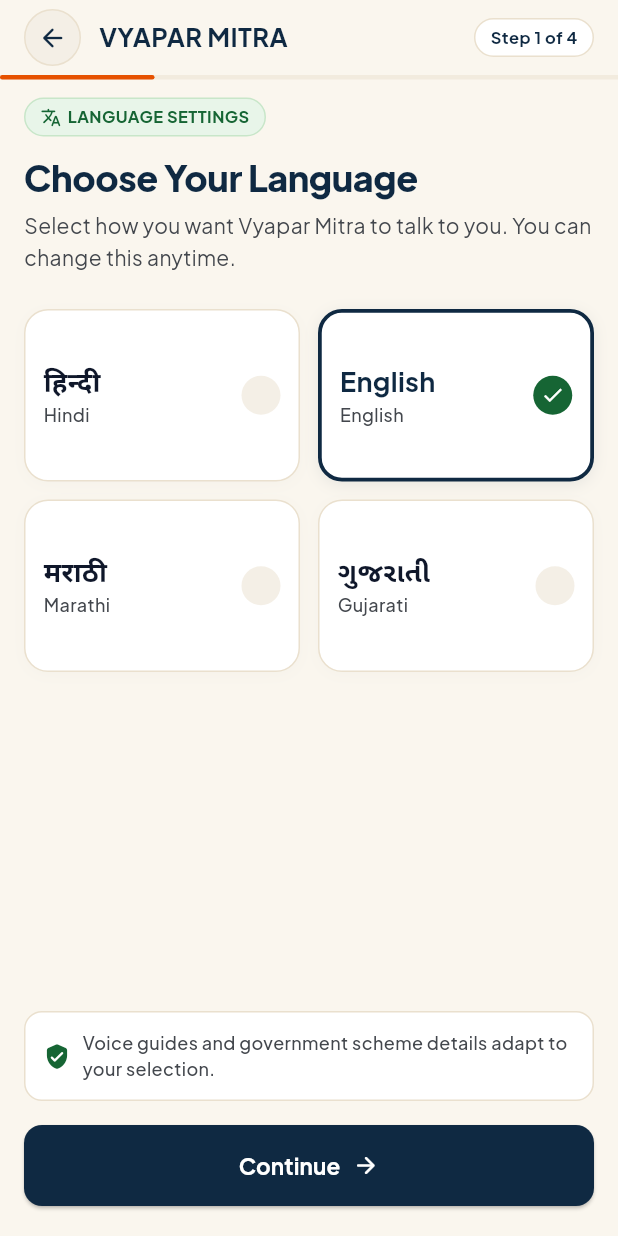
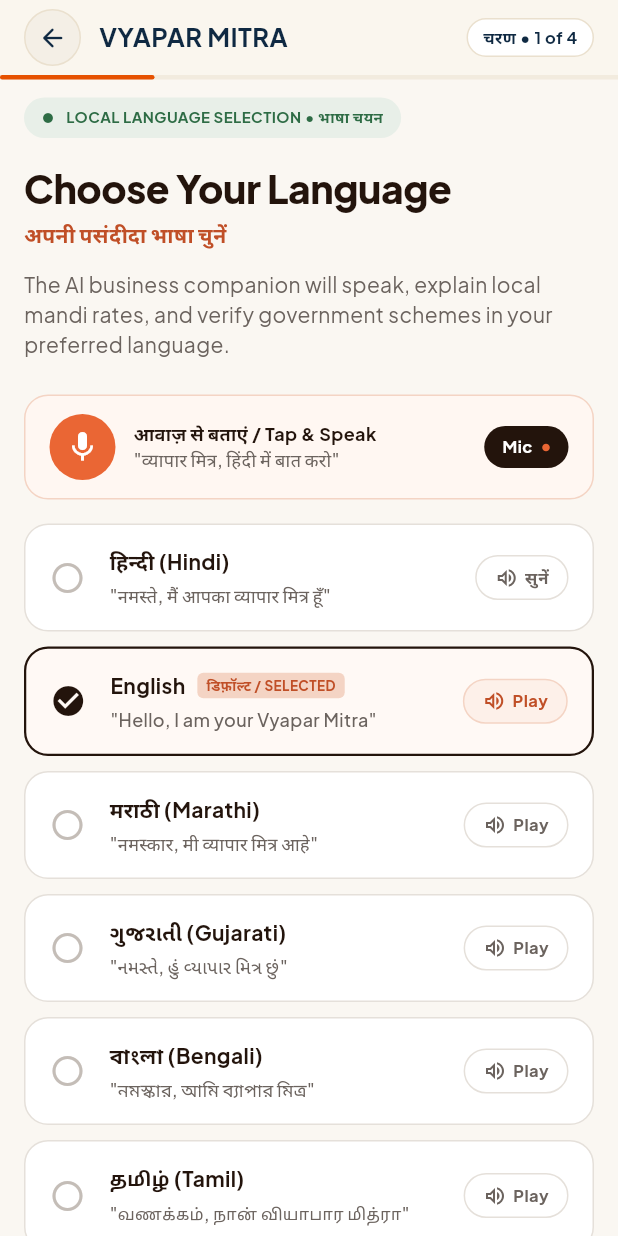
Before and after one commit to S-H-R-I-A-N-S-H/VYAPAR-MITRA, a Flutter app: the LanguageSelectionScreen screen opened by its route, on a phone screen of 412 x 824 dp. Run offline on Flutter 3.47's test engine with Material 3 defaults, Android fonts, the phone set to English and light mode, and no system bars; our stand-ins replace audioplayers, flutter_riverpod, google_fonts, supabase_flutter; missing offline and left inert: mappls_gl, record; accounts and stored records are empty.

Commit message:
language ui

```diff
--- a/lib/features/onboarding/screens/language_selection_screen.dart
+++ b/lib/features/onboarding/screens/language_selection_screen.dart
@@ -1,27 +1,25 @@
 import 'package:flutter/material.dart';
 import 'package:flutter_riverpod/flutter_riverpod.dart';
 import '../../../core/providers/app_providers.dart';
-import '../../../core/theme/app_colors.dart';
+// import '../../../core/theme/app_colors.dart';
 import '../../../core/theme/app_typography.dart';
 import '../../../shared/widgets/primary_button.dart';
 import '../../../shared/widgets/vyapar_top_app_bar.dart';
 
 class LanguageOption {
   final String code;
-  final String englishName;
-  final String nativeName;
+  final String displayName;
   final String audioSample;
+  final String playText;
 
   const LanguageOption({
     required this.code,
-    required this.englishName,
-    required this.nativeName,
+    required this.displayName,
     required this.audioSample,
+    required this.playText,
   });
 }
 
-/// Screen 2: Minimalist Mobile Language Selection
-/// Stitch Reference: Screen fdeb0e74a24c4cc3b13115bfe68e7586
 class LanguageSelectionScreen extends ConsumerStatefulWidget {
   const LanguageSelectionScreen({super.key});
 
@@ -32,30 +30,49 @@
 
 class _LanguageSelectionScreenState
     extends ConsumerState<LanguageSelectionScreen> {
+  // Updated list matching the image exactly
   final List<LanguageOption> _languages = const [
     LanguageOption(
       code: 'hi',
-      englishName: 'Hindi',
-      nativeName: 'हिन्दी',
-      audioSample: 'नमस्ते! व्यापार मित्र में आपका स्वागत है',
+      displayName: 'हिन्दी (Hindi)',
+      audioSample: '"नमस्ते, मैं आपका व्यापार मित्र हूँ"',
+      playText: 'सुनें',
     ),
     LanguageOption(
       code: 'en',
-      englishName: 'English',
-      nativeName: 'English',
-      audioSample: 'Welcome to Vyapar Mitra business companion',
+      displayName: 'English',
+      audioSample: '"Hello, I am your Vyapar Mitra"',
+      playText: 'Play',
     ),
     LanguageOption(
       code: 'mr',
-      englishName: 'Marathi',
-      nativeName: 'मराठी',
-      audioSample: 'नमस्कार! व्यापार मित्र मध्ये आपले स्वागत आहे',
+      displayName: 'मराठी (Marathi)',
+      audioSample: '"नमस्कार, मी व्यापार मित्र आहे"',
+      playText: 'Play',
     ),
     LanguageOption(
       code: 'gu',
-      englishName: 'Gujarati',
-      nativeName: 'ગુજરાતી',
-      audioSample: 'નમસ્તે! વ્યાપાર મિત્રમાં તમારું સ્વાગત છે',
+      displayName: 'ગુજરાતી (Gujarati)',
+      audioSample: '"નમસ્તે, હું વ્યાપાર મિત્ર છું"',
+      playText: 'Play',
+    ),
+    LanguageOption(
+      code: 'bn',
+      displayName: 'বাংলা (Bengali)',
+      audioSample: '"নমস্কার, আমি ব্যাপার মিত্র"',
+      playText: 'Play',
+    ),
+    LanguageOption(
+      code: 'ta',
+      displayName: 'தமிழ் (Tamil)',
+      audioSample: '"வணக்கம், நான் வியாபார மித்ரா"',
+      playText: 'Play',
+    ),
+    LanguageOption(
+      code: 'te',
+      displayName: 'తెలుగు (Telugu)',
+      audioSample: '"నమస్కారం, నేను వ్యాపార మిత్రను"',
+      playText: 'Play',
     ),
   ];
 
@@ -77,172 +94,37 @@
 
   @override
   Widget build(BuildContext context) {
-    final isHindi = _selectedCode == 'hi';
-
     return Scaffold(
-      backgroundColor: AppColors.background,
-      appBar: VyaparTopAppBar(
+      backgroundColor: const Color(0xFFFAF7F2), // Light cream background
+      appBar: const VyaparTopAppBar(
         title: 'VYAPAR MITRA',
-        stepText: isHindi ? 'चरण 1 / 4' : 'Step 1 of 4',
+        stepText: 'चरण • 1 of 4',
         progress: 0.25,
       ),
       body: SafeArea(
-        child: Padding(
+        child: SingleChildScrollView(
           padding: const EdgeInsets.symmetric(horizontal: 16.0, vertical: 12.0),
           child: Column(
             crossAxisAlignment: CrossAxisAlignment.start,
             children: [
               // Badge
               Container(
-                padding: const EdgeInsets.symmetric(horizontal: 10, vertical: 4),
+                padding: const EdgeInsets.symmetric(horizontal: 12, vertical: 6),
                 decoration: BoxDecoration(
-                  color: AppColors.successBg,
+                  color: const Color(0xFFE8EFE8),
                   borderRadius: BorderRadius.circular(20),
-                  border: Border.all(color: const Color(0xFFC8E6C9)),
                 ),
                 child: Row(
                   mainAxisSize: MainAxisSize.min,
                   children: [
-                    const Icon(Icons.translate_rounded,
-                        size: 14, color: AppColors.tertiary),
-                    const SizedBox(width: 4),
+                    const Icon(Icons.circle, size: 8, color: Color(0xFF2E6C45)),
+                    const SizedBox(width: 8),
                     Text(
-                      isHindi ? 'भाषा चयन • LANGUAGE' : 'LANGUAGE SETTINGS',
+                      'LOCAL LANGUAGE SELECTION • भाषा चयन',
                       style: AppTypography.labelSmall.copyWith(
-                        color: AppColors.tertiary,
+                        color: const Color(0xFF2E6C45),
                         fontWeight: FontWeight.bold,
-                      ),
-                    ),
-                  ],
-                ),
-              ),
-
-              const SizedBox(height: 12),
-
-              // Headline & Description
-              Text(
-                isHindi ? 'अपनी पसंदीदा भाषा चुनें' : 'Choose Your Language',
-                style: AppTypography.headlineLarge.copyWith(
-                  fontWeight: FontWeight.w800,
-                  color: AppColors.primary,
-                ),
-              ),
-              const SizedBox(height: 6),
-              Text(
-                isHindi
-                    ? 'आप जिस भाषा में सहज महसूस करते हैं, उसे चुनें। इसे बाद में कभी भी बदला जा सकता है।'
-                    : 'Select how you want Vyapar Mitra to talk to you. You can change this anytime.',
-                style: AppTypography.bodyMedium.copyWith(
-                  color: AppColors.textSecondary,
-                ),
-              ),
-
-              const SizedBox(height: 24),
-
-              // 2x2 Language Cards Grid
-              Expanded(
-                child: GridView.builder(
-                  gridDelegate: const SliverGridDelegateWithFixedCrossAxisCount(
-                    crossAxisCount: 2,
-                    childAspectRatio: 1.6,
-                    crossAxisSpacing: 12,
-                    mainAxisSpacing: 12,
-                  ),
-                  itemCount: _languages.length,
-                  itemBuilder: (context, index) {
-                    final lang = _languages[index];
-                    final isSelected = _selectedCode == lang.code;
-
-                    return InkWell(
-                      onTap: () => _onLanguageTap(lang.code),
-                      borderRadius: BorderRadius.circular(16),
-                      child: Container(
-                        padding: const EdgeInsets.all(12),
-                        decoration: BoxDecoration(
-                          color: AppColors.surface,
-                          borderRadius: BorderRadius.circular(16),
-                          border: Border.all(
-                            color: isSelected ? AppColors.primary : AppColors.border,
-                            width: isSelected ? 2.5 : 1.0,
-                          ),
-                          boxShadow: [
-                            BoxShadow(
-                              color: isSelected
-                                  ? AppColors.primary.withValues(alpha: 0.08)
-                                  : AppColors.primary.withValues(alpha: 0.02),
-                              blurRadius: 8,
-                              offset: const Offset(0, 2),
-                            ),
-                          ],
-                        ),
-                        child: Row(
-                          mainAxisAlignment: MainAxisAlignment.spaceBetween,
-                          children: [
-                            Column(
-                              crossAxisAlignment: CrossAxisAlignment.start,
-                              mainAxisAlignment: MainAxisAlignment.center,
-                              children: [
-                                Text(
-                                  lang.nativeName,
-                                  style: AppTypography.headlineSmall.copyWith(
-                                    fontSize: 18,
-                                    fontWeight: FontWeight.bold,
-                                    color: isSelected
-                                        ? AppColors.primary
-                                        : AppColors.textPrimary,
-                                  ),
-                                ),
-                                const SizedBox(height: 2),
-                                Text(
-                                  lang.englishName,
-                                  style: AppTypography.bodySmall.copyWith(
-                                    color: AppColors.textSecondary,
-                                  ),
-                                ),
-                              ],
-                            ),
-                            Container(
-                              width: 26,
-                              height: 26,
-                              decoration: BoxDecoration(
-                                shape: BoxShape.circle,
-                                color: isSelected
-                                    ? AppColors.tertiary
-                                    : AppColors.surfaceVariant,
-                              ),
-                              child: isSelected
-                                  ? const Icon(Icons.check, size: 16, color: Colors.white)
-                                  : null,
-                            ),
-                          ],
-                        ),
-                      ),
-                    );
-                  },
-                ),
-              ),
-
-              // Trust note
-              Container(
-                padding: const EdgeInsets.all(12),
-                decoration: BoxDecoration(
-                  color: AppColors.surface,
-                  borderRadius: BorderRadius.circular(12),
-                  border: Border.all(color: AppColors.border),
-                ),
-                child: Row(
-                  children: [
-                    const Icon(Icons.verified_user_rounded,
-                        size: 18, color: AppColors.tertiary),
-                    const SizedBox(width: 8),
-                    Expanded(
-                      child: Text(
-                        isHindi
-                            ? 'आवाज मार्गदर्शन और सरकारी योजनाएं आपकी चुनी हुई भाषा में प्रदर्शित होंगी।'
-                            : 'Voice guides and government scheme details adapt to your selection.',
-                        style: AppTypography.bodySmall.copyWith(
-                          color: AppColors.textSecondary,
-                        ),
+                        fontSize: 10,
                       ),
                     ),
                   ],
@@ -251,17 +133,245 @@
 
               const SizedBox(height: 16),
 
-              // Continue Button
+              // Headlines
+              Text(
+                'Choose Your Language',
+                style: AppTypography.headlineLarge.copyWith(
+                  fontWeight: FontWeight.w900,
+                  fontSize: 26,
+                  color: const Color(0xFF23140C),
+                ),
+              ),
+              const SizedBox(height: 4),
+              Text(
+                'अपनी पसंदीदा भाषा चुनें',
+                style: AppTypography.bodyMedium.copyWith(
+                  fontWeight: FontWeight.w700,
+                  color: const Color(0xFFC04F27),
+                ),
+              ),
+              const SizedBox(height: 12),
+              Text(
+                'The AI business companion will speak, explain local mandi rates, and verify government schemes in your preferred language.',
+                style: AppTypography.bodyMedium.copyWith(
+                  color: const Color(0xFF6B635E),
+                  height: 1.4,
+                ),
+              ),
+
+              const SizedBox(height: 24),
+
+              // Tap & Speak Banner
+              Container(
+                padding: const EdgeInsets.symmetric(horizontal: 16, vertical: 12),
+                decoration: BoxDecoration(
+                  color: const Color(0xFFFFF7F2),
+                  border: Border.all(color: const Color(0xFFF4D4C4), width: 1),
+                  borderRadius: BorderRadius.circular(16),
+                ),
+                child: Row(
+                  children: [
+                    Container(
+                      padding: const EdgeInsets.all(10),
+                      decoration: const BoxDecoration(
+                        color: Color(0xFFEA6634),
+                        shape: BoxShape.circle,
+                      ),
+                      child: const Icon(Icons.mic, color: Colors.white, size: 24),
+                    ),
+                    const SizedBox(width: 12),
+                    Expanded(
+                      child: Column(
+                        crossAxisAlignment: CrossAxisAlignment.start,
+                        children: [
+                          Text(
+                            'आवाज़ से बताएं / Tap & Speak',
+                            style: AppTypography.bodySmall.copyWith(
+                              fontWeight: FontWeight.bold,
+                              color: const Color(0xFF23140C),
+                            ),
+                          ),
+                          Text(
+                            '"व्यापार मित्र, हिंदी में बात करो"',
+                            style: AppTypography.bodySmall.copyWith(
+                              color: const Color(0xFF6B635E),
+                            ),
+                          ),
+                        ],
+                      ),
+                    ),
+                    Container(
+                      padding: const EdgeInsets.symmetric(horizontal: 12, vertical: 6),
+                      decoration: BoxDecoration(
+                        color: const Color(0xFF23140C),
+                        borderRadius: BorderRadius.circular(16),
+                      ),
+                      child: Row(
+                        children: [
+                          Text(
+                            'Mic',
+                            style: AppTypography.labelSmall.copyWith(
+                              color: Colors.white,
+                              fontWeight: FontWeight.bold,
+                            ),
+                          ),
+                          const SizedBox(width: 6),
+                          const Icon(Icons.circle, size: 6, color: Color(0xFFEA6634)),
+                        ],
+                      ),
+                    ),
+                  ],
+                ),
+              ),
+
+              const SizedBox(height: 16),
+
+              // Language List
+              ListView.separated(
+                physics: const NeverScrollableScrollPhysics(),
+                shrinkWrap: true,
+                itemCount: _languages.length,
+                separatorBuilder: (context, index) => const SizedBox(height: 10),
+                itemBuilder: (context, index) {
+                  final lang = _languages[index];
+                  final isSelected = _selectedCode == lang.code;
+
+                  return GestureDetector(
+                    onTap: () => _onLanguageTap(lang.code),
+                    child: Container(
+                      padding: const EdgeInsets.symmetric(horizontal: 16, vertical: 14),
+                      decoration: BoxDecoration(
+                        color: isSelected ? const Color(0xFFFFF9F5) : Colors.white,
+                        borderRadius: BorderRadius.circular(16),
+                        border: Border.all(
+                          color: isSelected ? const Color(0xFF23140C) : const Color(0xFFE5E0DA),
+                          width: isSelected ? 1.5 : 1.0,
+                        ),
+                      ),
+                      child: Row(
+                        children: [
+                          Icon(
+                            isSelected ? Icons.check_circle : Icons.radio_button_unchecked,
+                            color: isSelected ? const Color(0xFF23140C) : const Color(0xFFC4BDB7),
+                            size: 24,
+                          ),
+                          const SizedBox(width: 16),
+                          Expanded(
+                            child: Column(
+                              crossAxisAlignment: CrossAxisAlignment.start,
+                              children: [
+                                Row(
+                                  children: [
+                                    Text(
+                                      lang.displayName,
+                                      style: AppTypography.bodyMedium.copyWith(
+                                        fontWeight: FontWeight.bold,
+                                        color: const Color(0xFF23140C),
+                                      ),
+                                    ),
+                                    if (isSelected) ...[
+                                      const SizedBox(width: 8),
+                                      Container(
+                                        padding: const EdgeInsets.symmetric(horizontal: 6, vertical: 2),
+                                        decoration: BoxDecoration(
+                                          color: const Color(0xFFF4D4C4),
+                                          borderRadius: BorderRadius.circular(4),
+                                        ),
+                                        child: Text(
+                                          'डिफ़ॉल्ट / SELECTED',
+                                          style: AppTypography.labelSmall.copyWith(
+                                            color: const Color(0xFFC04F27),
+                                            fontSize: 9,
+                                            fontWeight: FontWeight.bold,
+                                          ),
+                                        ),
+                                      ),
+                                    ],
+                                  ],
+                                ),
+                                const SizedBox(height: 4),
+                                Text(
+                                  lang.audioSample,
+                                  style: AppTypography.bodySmall.copyWith(
+                                    color: const Color(0xFF6B635E),
+                                  ),
+                                ),
+                              ],
+                            ),
+                          ),
+                          Container(
+                            padding: const EdgeInsets.symmetric(horizontal: 12, vertical: 6),
+                            decoration: BoxDecoration(
+                              color: isSelected ? const Color(0xFFFDF0E9) : Colors.transparent,
+                              border: Border.all(
+                                color: isSelected ? const Color(0xFFF4D4C4) : const Color(0xFFE5E0DA),
+                              ),
+                              borderRadius: BorderRadius.circular(20),
+                            ),
+                            child: Row(
+                              children: [
+                                Icon(
+                                  Icons.volume_up_outlined, // Closer to image than play arrow
+                                  size: 16,
+                                  color: isSelected ? const Color(0xFFC04F27) : const Color(0xFF6B635E),
+                                ),
+                                const SizedBox(width: 4),
+                                Text(
+                                  lang.playText,
+                                  style: AppTypography.labelSmall.copyWith(
+                                    color: isSelected ? const Color(0xFFC04F27) : const Color(0xFF6B635E),
+                                    fontWeight: FontWeight.bold,
+                                  ),
+                                ),
+                              ],
+                            ),
+                          ),
+                        ],
+                      ),
+                    ),
+                  );
+                },
+              ),
+
+              const SizedBox(height: 16),
+
+              // Trust Note
+              Container(
+                padding: const EdgeInsets.all(16),
+                decoration: BoxDecoration(
+                  color: const Color(0xFFEFECE8),
+                  borderRadius: BorderRadius.circular(12),
+                ),
+                child: Row(
+                  crossAxisAlignment: CrossAxisAlignment.start,
+                  children: [
+                    const Icon(Icons.verified_user_outlined, size: 20, color: Color(0xFF4A6B53)),
+                    const SizedBox(width: 12),
+                    Expanded(
+                      child: Text(
+                        '100% Vernacular AI: Voice guides and government scheme details adapt automatically to your selection. Change anytime.',
+                        style: AppTypography.bodySmall.copyWith(
+                          color: const Color(0xFF6B635E),
+                          height: 1.4,
+                        ),
+                      ),
+                    ),
+                  ],
+                ),
+              ),
+
+              const SizedBox(height: 24),
+
+              // Retained Action Button from original snippet
               PrimaryButton(
-                label: isHindi ? 'आगे बढ़ें' : 'Continue',
+                label: _selectedCode == 'hi' ? 'आगे बढ़ें' : 'Continue',
                 icon: Icons.arrow_forward_rounded,
                 onPressed: () {
                   ref.read(localeProvider.notifier).setLocale(_selectedCode);
                   Navigator.pushNamed(context, '/profile');
                 },
               ),
-
-              const SizedBox(height: 8),
+              const SizedBox(height: 24),
             ],
           ),
         ),
```
